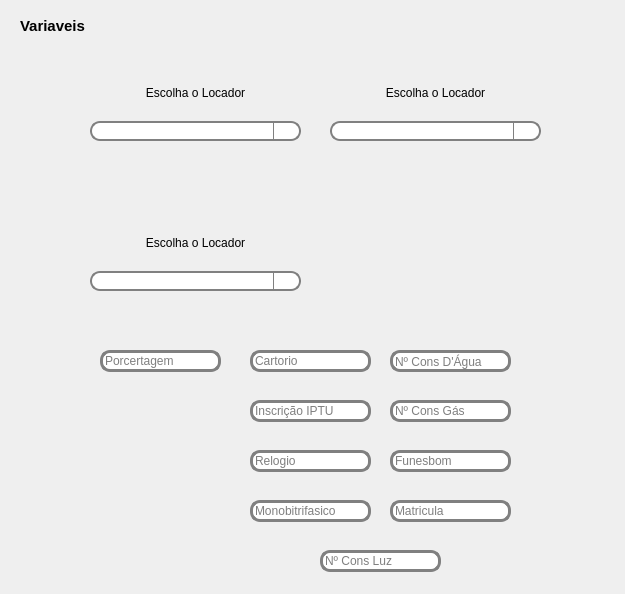
Qt form front/ui/pages/administracao_locacao/administracao_locacao.ui (tiagodsg1/gerador_contratos) before a commit.
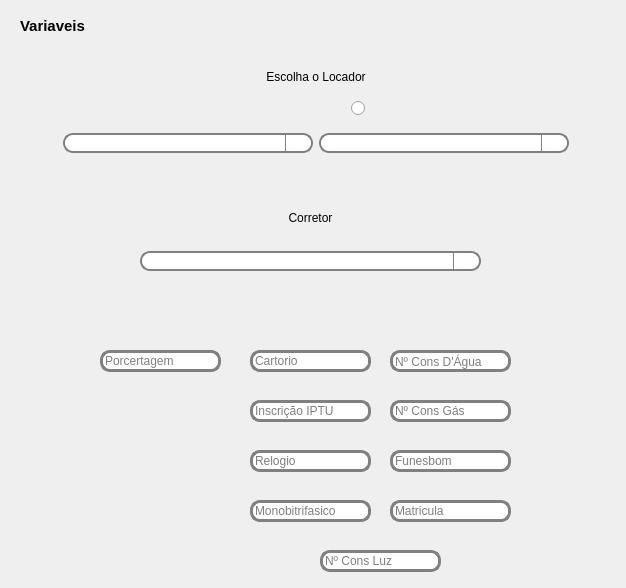
The same form after that commit. Icons and pictures are not drawn.

Commit message: Tratativas de erro; melhoras no layout

The edit to the form file:
```diff
--- a/front/ui/pages/administracao_locacao/administracao_locacao.ui
+++ b/front/ui/pages/administracao_locacao/administracao_locacao.ui
@@ -6,8 +6,8 @@
    <rect>
     <x>0</x>
     <y>0</y>
-    <width>625</width>
-    <height>594</height>
+    <width>626</width>
+    <height>588</height>
    </rect>
   </property>
   <property name="windowTitle">
@@ -75,139 +75,6 @@
     <string>Porcertagem</string>
    </property>
   </widget>
-  <widget class="QPushButton" name="pushButton">
-   <property name="geometry">
-    <rect>
-     <x>420</x>
-     <y>90</y>
-     <width>41</width>
-     <height>41</height>
-    </rect>
-   </property>
-   <property name="cursor">
-    <cursorShape>PointingHandCursor</cursorShape>
-   </property>
-   <property name="text">
-    <string/>
-   </property>
-   <property name="icon">
-    <iconset resource="../../../static/resource.qrc">
-     <normaloff>:/icons/icons/1491254405-plusaddmoredetail_82972.png</normaloff>:/icons/icons/1491254405-plusaddmoredetail_82972.png</iconset>
-   </property>
-   <property name="iconSize">
-    <size>
-     <width>30</width>
-     <height>30</height>
-    </size>
-   </property>
-   <property name="flat">
-    <bool>true</bool>
-   </property>
-  </widget>
-  <widget class="QWidget" name="layoutWidget">
-   <property name="geometry">
-    <rect>
-     <x>330</x>
-     <y>70</y>
-     <width>211</width>
-     <height>71</height>
-    </rect>
-   </property>
-   <layout class="QVBoxLayout" name="verticalLayout_2">
-    <item>
-     <widget class="QLabel" name="label_3">
-      <property name="text">
-       <string>Escolha o Locador</string>
-      </property>
-      <property name="alignment">
-       <set>Qt::AlignCenter</set>
-      </property>
-     </widget>
-    </item>
-    <item>
-     <widget class="QComboBox" name="comboBox_2"/>
-    </item>
-   </layout>
-  </widget>
-  <widget class="QPushButton" name="pushButton_3">
-   <property name="geometry">
-    <rect>
-     <x>170</x>
-     <y>240</y>
-     <width>41</width>
-     <height>41</height>
-    </rect>
-   </property>
-   <property name="cursor">
-    <cursorShape>PointingHandCursor</cursorShape>
-   </property>
-   <property name="text">
-    <string/>
-   </property>
-   <property name="icon">
-    <iconset resource="../../../static/resource.qrc">
-     <normaloff>:/icons/icons/1491254405-plusaddmoredetail_82972.png</normaloff>:/icons/icons/1491254405-plusaddmoredetail_82972.png</iconset>
-   </property>
-   <property name="iconSize">
-    <size>
-     <width>30</width>
-     <height>30</height>
-    </size>
-   </property>
-   <property name="flat">
-    <bool>true</bool>
-   </property>
-  </widget>
-  <widget class="QWidget" name="layoutWidget_2">
-   <property name="geometry">
-    <rect>
-     <x>90</x>
-     <y>220</y>
-     <width>211</width>
-     <height>71</height>
-    </rect>
-   </property>
-   <layout class="QVBoxLayout" name="verticalLayout_3">
-    <item>
-     <widget class="QLabel" name="label_4">
-      <property name="text">
-       <string>Escolha o Locador</string>
-      </property>
-      <property name="alignment">
-       <set>Qt::AlignCenter</set>
-      </property>
-     </widget>
-    </item>
-    <item>
-     <widget class="QComboBox" name="comboBox_3"/>
-    </item>
-   </layout>
-  </widget>
-  <widget class="QWidget" name="layoutWidget">
-   <property name="geometry">
-    <rect>
-     <x>90</x>
-     <y>70</y>
-     <width>211</width>
-     <height>71</height>
-    </rect>
-   </property>
-   <layout class="QVBoxLayout" name="verticalLayout">
-    <item>
-     <widget class="QLabel" name="label_2">
-      <property name="text">
-       <string>Escolha o Locador</string>
-      </property>
-      <property name="alignment">
-       <set>Qt::AlignCenter</set>
-      </property>
-     </widget>
-    </item>
-    <item>
-     <widget class="QComboBox" name="comboBox"/>
-    </item>
-   </layout>
-  </widget>
   <widget class="QLineEdit" name="lineEdit_13">
    <property name="geometry">
     <rect>
@@ -328,22 +195,181 @@
     <string>Nº Cons Luz</string>
    </property>
   </widget>
-  <zorder>layoutWidget</zorder>
-  <zorder>label</zorder>
-  <zorder>lineEdit</zorder>
-  <zorder>layoutWidget</zorder>
-  <zorder>layoutWidget_2</zorder>
-  <zorder>pushButton_3</zorder>
-  <zorder>pushButton</zorder>
-  <zorder>lineEdit_13</zorder>
-  <zorder>lineEdit_16</zorder>
-  <zorder>lineEdit_9</zorder>
-  <zorder>lineEdit_10</zorder>
-  <zorder>lineEdit_11</zorder>
-  <zorder>lineEdit_8</zorder>
-  <zorder>lineEdit_14</zorder>
-  <zorder>lineEdit_15</zorder>
-  <zorder>lineEdit_12</zorder>
+  <widget class="QWidget" name="layoutWidget_2">
+   <property name="geometry">
+    <rect>
+     <x>50</x>
+     <y>60</y>
+     <width>532</width>
+     <height>101</height>
+    </rect>
+   </property>
+   <layout class="QVBoxLayout" name="verticalLayout_10">
+    <item>
+     <widget class="QLabel" name="label_9">
+      <property name="text">
+       <string>Escolha o Locador</string>
+      </property>
+      <property name="alignment">
+       <set>Qt::AlignCenter</set>
+      </property>
+     </widget>
+    </item>
+    <item>
+     <layout class="QHBoxLayout" name="horizontalLayout_9">
+      <item>
+       <spacer name="horizontalSpacer_15">
+        <property name="orientation">
+         <enum>Qt::Horizontal</enum>
+        </property>
+        <property name="sizeHint" stdset="0">
+         <size>
+          <width>40</width>
+          <height>20</height>
+         </size>
+        </property>
+       </spacer>
+      </item>
+      <item>
+       <spacer name="horizontalSpacer_16">
+        <property name="orientation">
+         <enum>Qt::Horizontal</enum>
+        </property>
+        <property name="sizeHint" stdset="0">
+         <size>
+          <width>40</width>
+          <height>20</height>
+         </size>
+        </property>
+       </spacer>
+      </item>
+      <item>
+       <widget class="QRadioButton" name="radioButton_2">
+        <property name="minimumSize">
+         <size>
+          <width>80</width>
+          <height>0</height>
+         </size>
+        </property>
+        <property name="text">
+         <string/>
+        </property>
+       </widget>
+      </item>
+      <item>
+       <spacer name="horizontalSpacer_17">
+        <property name="orientation">
+         <enum>Qt::Horizontal</enum>
+        </property>
+        <property name="sizeHint" stdset="0">
+         <size>
+          <width>40</width>
+          <height>20</height>
+         </size>
+        </property>
+       </spacer>
+      </item>
+     </layout>
+    </item>
+    <item>
+     <layout class="QHBoxLayout" name="horizontalLayout_10">
+      <item>
+       <spacer name="horizontalSpacer_18">
+        <property name="orientation">
+         <enum>Qt::Horizontal</enum>
+        </property>
+        <property name="sizeHint" stdset="0">
+         <size>
+          <width>40</width>
+          <height>20</height>
+         </size>
+        </property>
+       </spacer>
+      </item>
+      <item>
+       <widget class="QComboBox" name="comboBox_2">
+        <property name="minimumSize">
+         <size>
+          <width>250</width>
+          <height>0</height>
+         </size>
+        </property>
+       </widget>
+      </item>
+      <item>
+       <spacer name="horizontalSpacer_19">
+        <property name="orientation">
+         <enum>Qt::Horizontal</enum>
+        </property>
+        <property name="sizeHint" stdset="0">
+         <size>
+          <width>13</width>
+          <height>36</height>
+         </size>
+        </property>
+       </spacer>
+      </item>
+      <item>
+       <widget class="QComboBox" name="comboBox_5">
+        <property name="enabled">
+         <bool>false</bool>
+        </property>
+        <property name="minimumSize">
+         <size>
+          <width>250</width>
+          <height>0</height>
+         </size>
+        </property>
+       </widget>
+      </item>
+      <item>
+       <spacer name="horizontalSpacer_20">
+        <property name="orientation">
+         <enum>Qt::Horizontal</enum>
+        </property>
+        <property name="sizeHint" stdset="0">
+         <size>
+          <width>40</width>
+          <height>20</height>
+         </size>
+        </property>
+       </spacer>
+      </item>
+     </layout>
+    </item>
+   </layout>
+  </widget>
+  <widget class="QWidget" name="layoutWidget">
+   <property name="geometry">
+    <rect>
+     <x>140</x>
+     <y>190</y>
+     <width>341</width>
+     <height>81</height>
+    </rect>
+   </property>
+   <layout class="QVBoxLayout" name="verticalLayout">
+    <item>
+     <widget class="QLabel" name="label_4">
+      <property name="minimumSize">
+       <size>
+        <width>339</width>
+        <height>0</height>
+       </size>
+      </property>
+      <property name="text">
+       <string>Corretor</string>
+      </property>
+      <property name="alignment">
+       <set>Qt::AlignCenter</set>
+      </property>
+     </widget>
+    </item>
+    <item>
+     <widget class="QComboBox" name="comboBox_3"/>
+    </item>
+   </layout>
+  </widget>
  </widget>
  <resources>
   <include location="../../../static/resource.qrc"/>
```
The commit also changes 12 other files.
